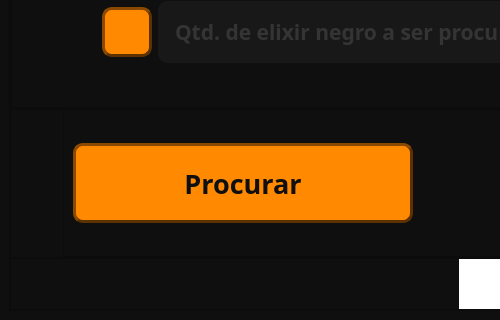
Old version of the form src/views/view_main.ui in the repository AlissonTxD/CoC_Procurador_de_Recurso; both pictures show x 0 to 500 and y 398 to 718 of the 968 by 718 pixel window.
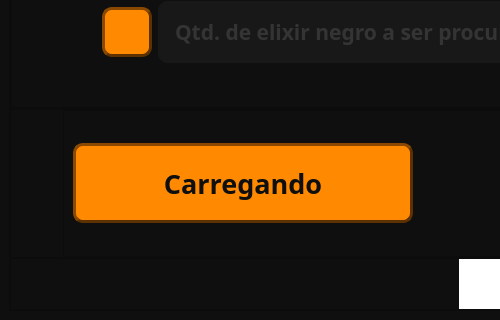
New version of the form. Icons and pictures are not drawn.

What changed in the file:
```diff
--- a/src/views/view_main.ui
+++ b/src/views/view_main.ui
@@ -620,7 +620,7 @@
 </string>
                </property>
                <property name="text">
-                <string>Procurar</string>
+                <string>Carregando</string>
                </property>
               </widget>
              </item>
```
